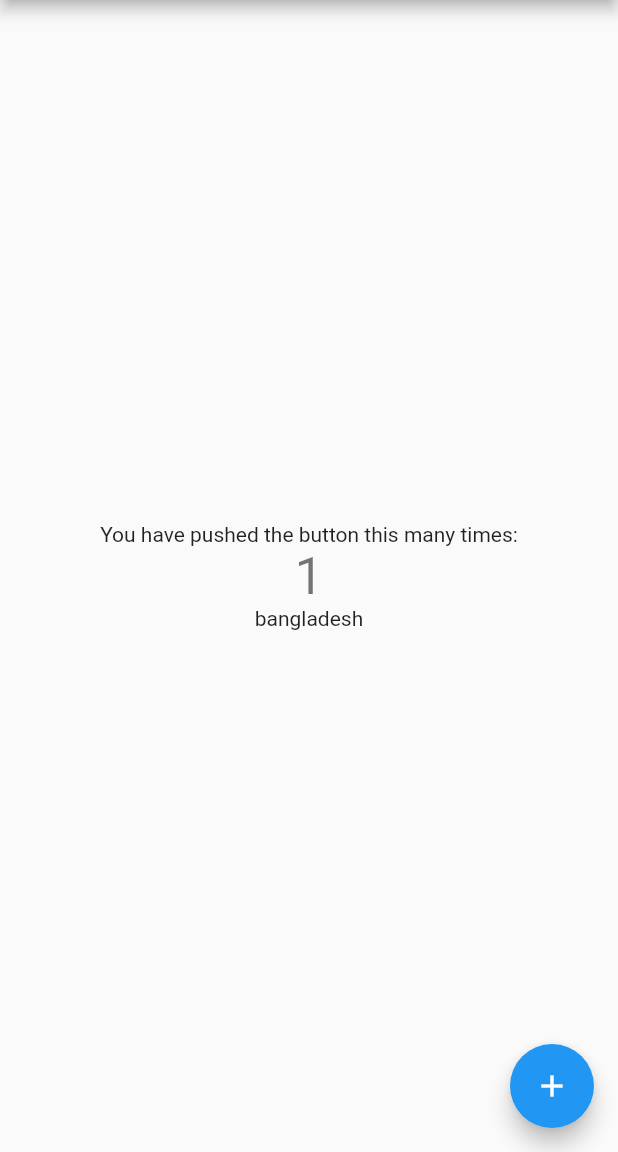
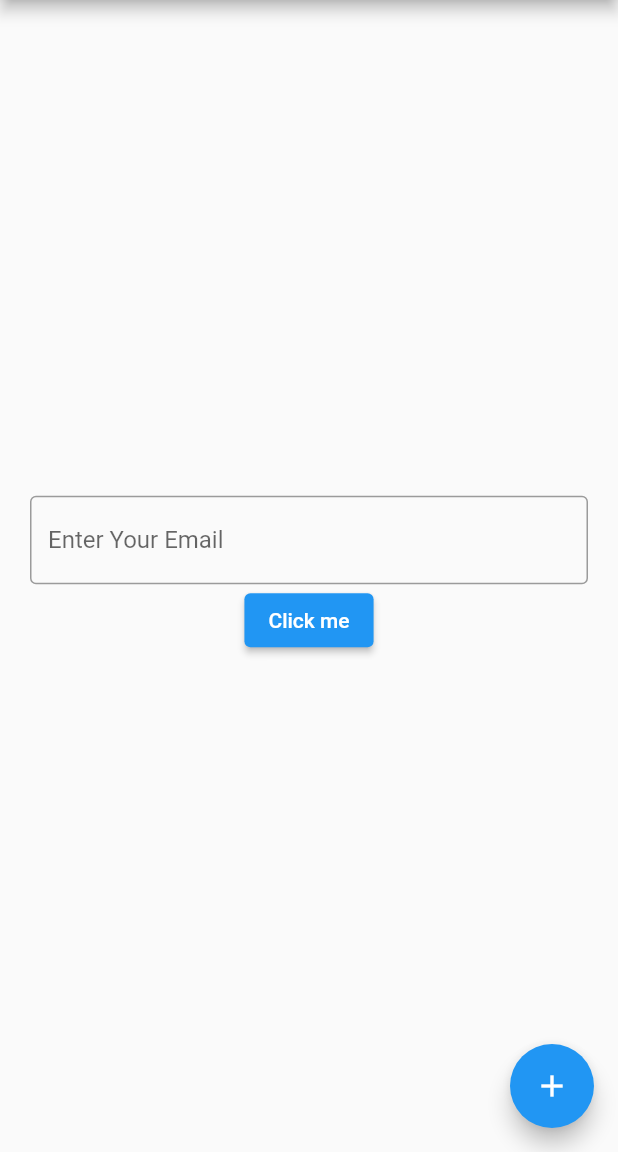
Before and after one commit to alamincse6615/git_test, a Flutter app: the screen it shows after launch, after a tap on the "add" icon, on a phone screen of 412 x 824 dp, the part 84-1236 px from its top. Run offline on Flutter 3.47's test engine with Material 2 defaults, Android fonts, the phone set to English and light mode, and no system bars.

Commit message:
constructor

```diff
--- a/lib/main.dart
+++ /dev/null
@@ -1,116 +0,0 @@
-import 'package:flutter/material.dart';
-
-void main() {
-  runApp(const MyApp());
-}
-
-class MyApp extends StatelessWidget {
-  const MyApp({Key? key}) : super(key: key);
-
-  // This widget is the root of your application.
-  @override
-  Widget build(BuildContext context) {
-    return MaterialApp(
-      title: 'Flutter Demo',
-      theme: ThemeData(
-        // This is the theme of your application.
-        //
-        // Try running your application with "flutter run". You'll see the
-        // application has a blue toolbar. Then, without quitting the app, try
-        // changing the primarySwatch below to Colors.green and then invoke
-        // "hot reload" (press "r" in the console where you ran "flutter run",
-        // or simply save your changes to "hot reload" in a Flutter IDE).
-        // Notice that the counter didn't reset back to zero; the application
-        // is not restarted.
-        primarySwatch: Colors.blue,
-      ),
-      home: const MyHomePage(title: 'Flutter Demo Home Page'),
-    );
-  }
-}
-
-class MyHomePage extends StatefulWidget {
-  const MyHomePage({Key? key, required this.title}) : super(key: key);
-
-  // This widget is the home page of your application. It is stateful, meaning
-  // that it has a State object (defined below) that contains fields that affect
-  // how it looks.
-
-  // This class is the configuration for the state. It holds the values (in this
-  // case the title) provided by the parent (in this case the App widget) and
-  // used by the build method of the State. Fields in a Widget subclass are
-  // always marked "final".
-
-  final String title;
-
-  @override
-  State<MyHomePage> createState() => _MyHomePageState();
-}
-
-class _MyHomePageState extends State<MyHomePage> {
-  int _counter = 0;
-
-  void _incrementCounter() {
-    setState(() {
-      // This call to setState tells the Flutter framework that something has
-      // changed in this State, which causes it to rerun the build method below
-      // so that the display can reflect the updated values. If we changed
-      // _counter without calling setState(), then the build method would not be
-      // called again, and so nothing would appear to happen.
-      _counter++;
-    });
-  }
-
-  @override
-  Widget build(BuildContext context) {
-    // This method is rerun every time setState is called, for instance as done
-    // by the _incrementCounter method above.
-    //
-    // The Flutter framework has been optimized to make rerunning build methods
-    // fast, so that you can just rebuild anything that needs updating rather
-    // than having to individually change instances of widgets.
-    return Scaffold(
-      appBar: AppBar(
-        // Here we take the value from the MyHomePage object that was created by
-        // the App.build method, and use it to set our appbar title.
-        title: Text(widget.title),
-      ),
-      body: Center(
-        // Center is a layout widget. It takes a single child and positions it
-        // in the middle of the parent.
-        child: Column(
-          // Column is also a layout widget. It takes a list of children and
-          // arranges them vertically. By default, it sizes itself to fit its
-          // children horizontally, and tries to be as tall as its parent.
-          //
-          // Invoke "debug painting" (press "p" in the console, choose the
-          // "Toggle Debug Paint" action from the Flutter Inspector in Android
-          // Studio, or the "Toggle Debug Paint" command in Visual Studio Code)
-          // to see the wireframe for each widget.
-          //
-          // Column has various properties to control how it sizes itself and
-          // how it positions its children. Here we use mainAxisAlignment to
-          // center the children vertically; the main axis here is the vertical
-          // axis because Columns are vertical (the cross axis would be
-          // horizontal).
-          mainAxisAlignment: MainAxisAlignment.center,
-          children: <Widget>[
-            const Text(
-              'You have pushed the button this many times:',
-            ),
-            Text(
-              '$_counter',
-              style: Theme.of(context).textTheme.headline4,
-            ),
-            Text("bangladesh")
-          ],
-        ),
-      ),
-      floatingActionButton: FloatingActionButton(
-        onPressed: _incrementCounter,
-        tooltip: 'Increment',
-        child: const Icon(Icons.add),
-      ), // This trailing comma makes auto-formatting nicer for build methods.
-    );
-  }
-}
--- /dev/null
+++ b/lib/page.dart
@@ -0,0 +1,98 @@
+import 'package:flutter/material.dart';
+import 'package:flutter/services.dart';
+import 'package:git_test/hello.dart';
+
+void main() {
+  WidgetsFlutterBinding.ensureInitialized();
+  SystemChrome.setPreferredOrientations(
+      [
+      /*  DeviceOrientation.landscapeRight,
+        DeviceOrientation.landscapeLeft,*/
+
+       /* DeviceOrientation.portraitUp,
+        DeviceOrientation.portraitDown,*/
+
+      ]
+  );
+  runApp(const MyApp());
+}
+
+class MyApp extends StatelessWidget {
+  const MyApp({Key? key}) : super(key: key);
+
+  @override
+  Widget build(BuildContext context) {
+    return MaterialApp(
+      title: 'Flutter Demo',
+      theme: ThemeData(
+        primarySwatch: Colors.blue,
+      ),
+      home: const MyHomePage(title: 'Flutter Demo Home Page'),
+    );
+  }
+}
+
+class MyHomePage extends StatefulWidget {
+  const MyHomePage({Key? key, required this.title}) : super(key: key);
+  final String title;
+  @override
+  State<MyHomePage> createState() => _MyHomePageState();
+}
+class _MyHomePageState extends State<MyHomePage> {
+  final abc = TextEditingController();
+  @override
+  void dispose(){
+    abc.dispose();
+  }
+
+  int _counter = 0;
+  void _incrementCounter() {
+    setState(() {
+      _counter++;
+    });
+  }
+
+  @override
+  Widget build(BuildContext context) {
+    return Scaffold(
+      appBar: AppBar(
+        title: Text(widget.title),
+      ),
+      body: Center(
+        child: Column(
+          mainAxisAlignment: MainAxisAlignment.center,
+          children: <Widget>[
+
+            Padding(
+              padding: const EdgeInsets.only(left:20.0,right:20),
+              child: TextField(
+                controller: abc,
+                decoration:InputDecoration(
+                  border:OutlineInputBorder(),
+                  hintText: "Enter Your Email"
+                ),
+              ),
+            ),
+
+            ElevatedButton(
+                onPressed: (){
+                  Navigator.push(
+                    context,
+                    MaterialPageRoute(
+                      builder: (context)=>Hello(abc.text)
+                    )
+                  );
+                },
+                child: Text("Click me")
+            )
+          ],
+        ),
+      ),
+      floatingActionButton: FloatingActionButton(
+        onPressed: _incrementCounter,
+        tooltip: 'Increment',
+        child: const Icon(Icons.add),
+      ), //
+    );
+  }
+}
```
Also changed, not shown: lib/hello.dart (+23 -0 lines), lib/homepage.dart (+12 -2 lines), 1 other file.
